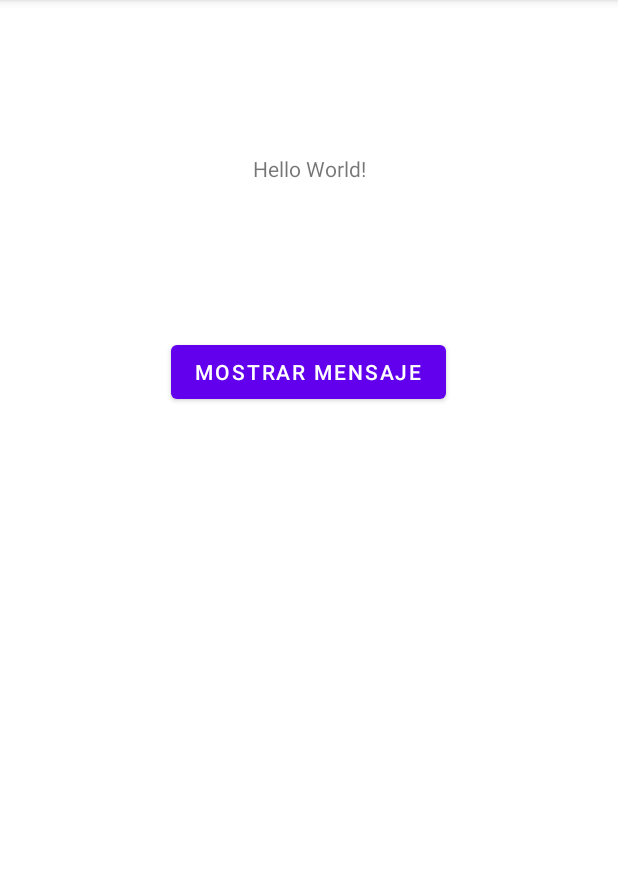
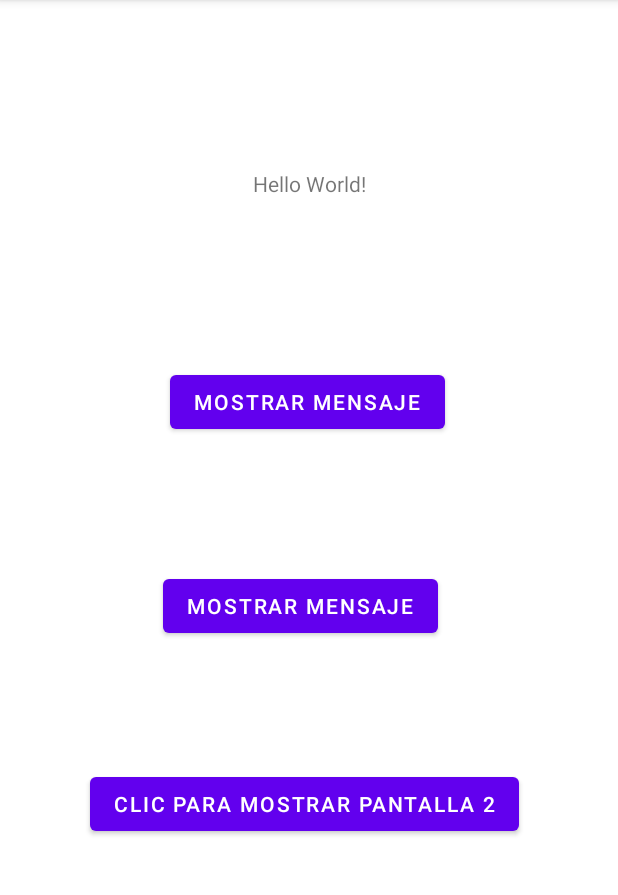
Before and after one commit to utn-app-movil/contactmanager, an Android app: the screen it shows after launch (MainActivity), on a phone screen of 412 x 824 dp, the part 84-979 px from its top. Run offline under Robolectric (Android 15) with nearby library versions, the phone set to English and light mode, and no system bars.

Commit message:
functionalities about week 2

```diff
--- a/app/src/main/AndroidManifest.xml
+++ b/app/src/main/AndroidManifest.xml
@@ -14,6 +14,9 @@
         android:theme="@style/Theme.ContactManager"
         tools:targetApi="31">
         <activity
+            android:name=".Screen2Activity"
+            android:exported="false" />
+        <activity
             android:name=".MainActivity"
             android:exported="true">
             <intent-filter>
@@ -22,8 +25,6 @@
                 <category android:name="android.intent.category.LAUNCHER" />
             </intent-filter>
         </activity>
-
-
     </application>
 
 </manifest>
--- a/app/src/main/java/cr/ac/utn/contactmanager/MainActivity.kt
+++ b/app/src/main/java/cr/ac/utn/contactmanager/MainActivity.kt
@@ -1,20 +1,48 @@
 package cr.ac.utn.contactmanager
 
+import android.annotation.SuppressLint
+import android.content.Intent
 import androidx.appcompat.app.AppCompatActivity
 import android.os.Bundle
 import android.view.View
 import android.widget.Button
 import android.widget.Toast
+import androidx.constraintlayout.widget.ConstraintLayout
+import com.google.android.material.snackbar.Snackbar
 
 class MainActivity : AppCompatActivity() {
+    @SuppressLint("MissingInflatedId")
     override fun onCreate(savedInstanceState: Bundle?) {
         super.onCreate(savedInstanceState)
         setContentView(R.layout.activity_main)
 
-        val btnShowMessage: Button = findViewById<Button>(R.id.btnShowMessage)
+        val btnShowMessage: Button = findViewById<Button>(R.id.btnMainShowMessage)
         btnShowMessage.setOnClickListener(View.OnClickListener { view ->
             Toast.makeText(this, getString(R.string.mainMessage).toString()
                     , Toast.LENGTH_LONG).show()
         })
+
+        val clmain: ConstraintLayout = findViewById(R.id.scrnMain)
+        class myUndoListener : View.OnClickListener {
+            override fun onClick(v: View) {
+                val snackbar =
+                    Snackbar.make(clmain, R.string.CancelledSending, Snackbar.LENGTH_SHORT)
+                snackbar.show()
+            }
+        }
+
+        val btnShowMessageSnack: Button = findViewById<Button>(R.id.btnMainDisplaySnack)
+        btnShowMessageSnack.setOnClickListener(View.OnClickListener { view ->
+            val mySnackbar = Snackbar.make(clmain,
+                R.string.SendingMessage, Snackbar.LENGTH_LONG)
+            mySnackbar.setAction(R.string.UndoMessage, myUndoListener())
+            mySnackbar.show()
+        })
+
+        val btnDisplayScreen: Button = findViewById<Button>(R.id.btnMainShowScreen)
+        btnDisplayScreen.setOnClickListener(View.OnClickListener { view ->
+            val intentScreen2 = Intent(this, Screen2Activity::class.java)
+            startActivity(intentScreen2)
+        })
     }
 }
--- a/app/src/main/res/layout/activity_main.xml
+++ b/app/src/main/res/layout/activity_main.xml
@@ -2,6 +2,7 @@
 <androidx.constraintlayout.widget.ConstraintLayout xmlns:android="http://schemas.android.com/apk/res/android"
     xmlns:app="http://schemas.android.com/apk/res-auto"
     xmlns:tools="http://schemas.android.com/tools"
+    android:id="@+id/scrnMain"
     android:layout_width="match_parent"
     android:layout_height="match_parent"
     tools:context=".MainActivity">
@@ -10,22 +11,43 @@
         android:layout_width="wrap_content"
         android:layout_height="wrap_content"
         android:text="Hello World!"
-        app:layout_constraintBottom_toTopOf="@+id/btnShowMessage"
+        app:layout_constraintBottom_toTopOf="@+id/btnMainShowMessage"
         app:layout_constraintEnd_toEndOf="parent"
         app:layout_constraintStart_toStartOf="parent"
         app:layout_constraintTop_toTopOf="parent" />
 
     <Button
-        android:id="@+id/btnShowMessage"
+        android:id="@+id/btnMainShowMessage"
         android:layout_width="wrap_content"
         android:layout_height="wrap_content"
-        android:layout_marginBottom="496dp"
+        android:layout_marginBottom="88dp"
         android:text="@string/showMessage"
+        app:layout_constraintBottom_toTopOf="@+id/btnMainDisplaySnack"
+        app:layout_constraintEnd_toEndOf="parent"
+        app:layout_constraintHorizontal_bias="0.497"
+        app:layout_constraintStart_toStartOf="parent" />
+
+    <Button
+        android:id="@+id/btnMainDisplaySnack"
+        android:layout_width="wrap_content"
+        android:layout_height="wrap_content"
+        android:layout_marginBottom="84dp"
+        android:text="@string/showMessage"
+        app:layout_constraintBottom_toTopOf="@+id/btnMainShowScreen"
+        app:layout_constraintEnd_toEndOf="parent"
+        app:layout_constraintHorizontal_bias="0.476"
+        app:layout_constraintStart_toStartOf="parent" />
+
+    <Button
+        android:id="@+id/btnMainShowScreen"
+        android:layout_width="wrap_content"
+        android:layout_height="wrap_content"
+        android:layout_marginBottom="208dp"
+        android:text="@string/DisplayScreen"
         app:layout_constraintBottom_toBottomOf="parent"
         app:layout_constraintEnd_toEndOf="parent"
-        app:layout_constraintHorizontal_bias="0.498"
+        app:layout_constraintHorizontal_bias="0.476"
         app:layout_constraintStart_toStartOf="parent" />
 
 
-
 </androidx.constraintlayout.widget.ConstraintLayout>
--- a/app/src/main/res/values/strings.xml
+++ b/app/src/main/res/values/strings.xml
@@ -2,4 +2,8 @@
     <string name="app_name">ContactManager</string>
     <string name="showMessage">Mostrar Mensaje</string>
     <string name="mainMessage">Mensaje de pantalla principal</string>
+    <string name="DisplayScreen">Clic para mostrar pantalla 2</string>
+    <string name="UndoMessage">Cancelar</string>
+    <string name="SendingMessage">Enviando mensaje...</string>
+    <string name="CancelledSending">Envío cancelado</string>
 </resources>
--- /dev/null
+++ b/build.gradle.kts
@@ -0,0 +1,5 @@
+// Top-level build file where you can add configuration options common to all sub-projects/modules.
+plugins {
+    alias(libs.plugins.android.application) apply false
+    alias(libs.plugins.kotlin.android) apply false
+}
```
Also changed, not shown: app/build.gradle (deleted, +0 -43 lines), app/build.gradle.kts (added, +48 -0 lines), app/src/main/java/cr/ac/utn/contactmanager/Screen2Activity.kt (added, +20 -0 lines), app/src/main/res/layout/activity_screen2.xml (added, +23 -0 lines), build.gradle (deleted, +0 -10 lines), gradle/libs.versions.toml (added, +25 -0 lines), settings.gradle.kts (renamed from settings.gradle, +10 -3 lines), gradle/wrapper/gradle-wrapper.properties, 2 other files.
